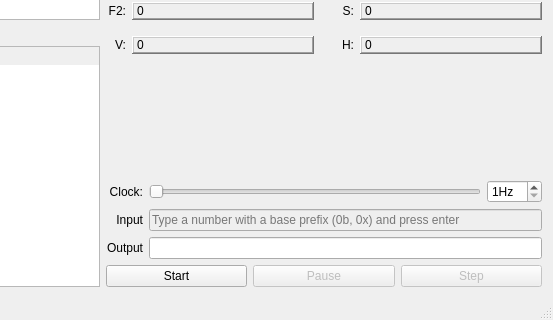
Qt form mainwindow.ui (tatokis/bettertrn) before a commit; both pictures show x 347 to 900 and y 292 to 612 of the 900 by 612 pixel window.
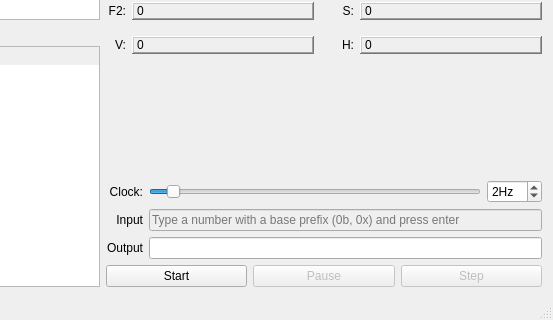
The same form after that commit. Icons and pictures are not drawn. Custom widgets are drawn as their Qt base class.

```diff
--- a/mainwindow.ui
+++ b/mainwindow.ui
@@ -751,6 +751,9 @@
               <property name="pageStep">
                <number>5</number>
               </property>
+              <property name="value">
+               <number>2</number>
+              </property>
               <property name="orientation">
                <enum>Qt::Horizontal</enum>
               </property>
@@ -770,6 +773,9 @@
               <property name="singleStep">
                <number>1</number>
               </property>
+              <property name="value">
+               <number>2</number>
+              </property>
              </widget>
             </item>
            </layout>
```
Left out of the diff: 11 changed lines with no effect on the pictures.
